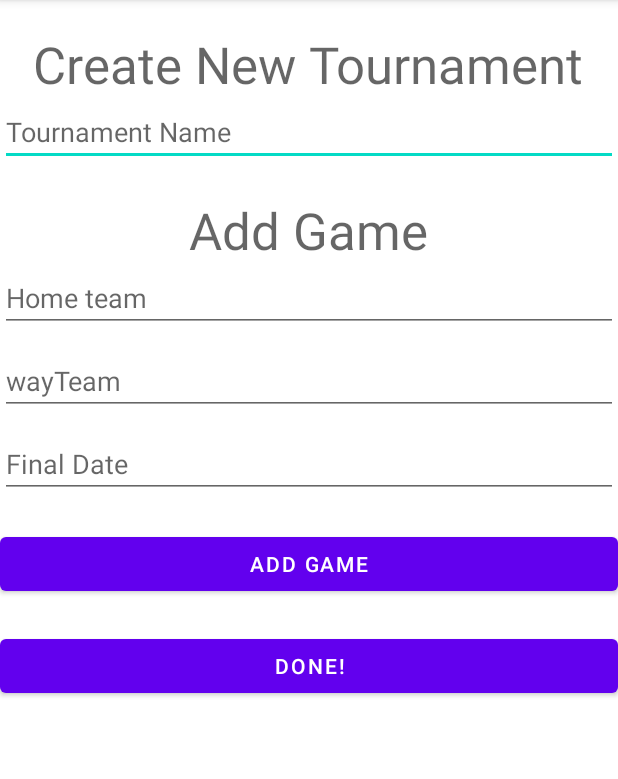
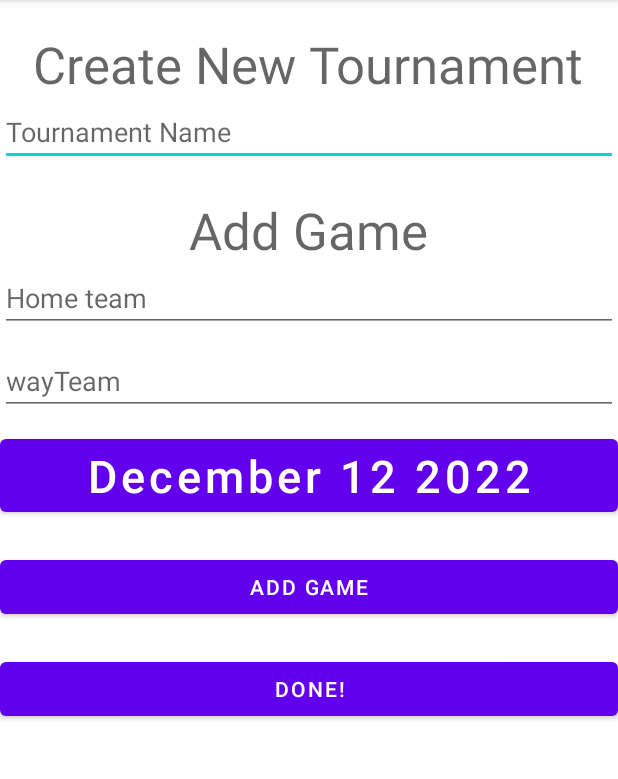
Before and after one commit to ohad1s/Champions-bet-app, an Android app: the CreateNewTournament screen opened directly, with no data from a screen before it, on a phone screen of 412 x 824 dp, the part 84-863 px from its top. Run offline under Robolectric (Android 15) with nearby library versions, the phone set to English and light mode, and no system bars; our stand-ins replace Firebase (no records; nobody signed in at launch, a user with empty details on screens opened directly); 2 statements that could not run were skipped.

Commit message:
date dialog

```diff
--- a/app/src/main/java/com/example/champions/CreateNewTournament.java
+++ b/app/src/main/java/com/example/champions/CreateNewTournament.java
@@ -3,9 +3,13 @@ package com.example.champions;
 import androidx.annotation.NonNull;
 import androidx.appcompat.app.AppCompatActivity;
 
+import android.app.AlertDialog;
+import android.app.DatePickerDialog;
 import android.content.Intent;
 import android.os.Bundle;
 import android.view.View;
+import android.widget.Button;
+import android.widget.DatePicker;
 import android.widget.EditText;
 import android.widget.Toast;
 
@@ -18,6 +22,7 @@ import com.google.firebase.firestore.FirebaseFirestore;
 
 import java.text.ParseException;
 import java.text.SimpleDateFormat;
+import java.util.Calendar;
 import java.util.Date;
 
 import src.games.Game;
@@ -33,7 +38,10 @@ public class CreateNewTournament extends AppCompatActivity {
     private EditText tournamentName;
     private EditText homeTeam;
     private EditText wayTeam;
-    private EditText finalDate;
+    //    private EditText finalDate;
+    private DatePickerDialog datePickerDialog;
+    private Button dateButton;
+
     @Override
     protected void onCreate(Bundle savedInstanceState) {
         super.onCreate(savedInstanceState);
@@ -42,12 +50,15 @@ public class CreateNewTournament extends AppCompatActivity {
         tournamentName = findViewById(R.id.tournamentName);
         homeTeam = findViewById(R.id.homeTeam);
         wayTeam = findViewById(R.id.wayTeam);
-        finalDate = findViewById(R.id.finalDate);
+//        finalDate = findViewById(R.id.finalDate);
+        initDatePicker();
+        dateButton = findViewById(R.id.finalDate);
+        dateButton.setText(getTodaysDate());
 
         firebaseDatabase = FirebaseFirestore.getInstance();
         Bundle b = getIntent().getExtras();
         String userId = "hello"; // or other values
-        if(b != null)
+        if (b != null)
             userId = b.getString("userid");
         DocumentReference docRef = firebaseDatabase.collection("users").document(userId);
         docRef.get().addOnSuccessListener(new OnSuccessListener<DocumentSnapshot>() {
@@ -58,22 +69,88 @@ public class CreateNewTournament extends AppCompatActivity {
             }
         });
     }
+
+    private String getTodaysDate() {
+        Calendar cal = Calendar.getInstance();
+        int year= cal.get(Calendar.YEAR);
+        int month= cal.get(Calendar.MONTH);
+        month+=1;
+        int day= cal.get(Calendar.DAY_OF_MONTH);
+        return makeDateString(day,month, year);
+    }
+
+    private void initDatePicker() {
+        DatePickerDialog.OnDateSetListener dateSetListener = new DatePickerDialog.OnDateSetListener() {
+
+            @Override
+            public void onDateSet(DatePicker datePicker, int year, int month, int day) {
+                month = month + 1;
+                String d = makeDateString(day, month, year);
+                dateButton.setText(d);
+
+            }
+        };
+
+        Calendar cal = Calendar.getInstance();
+        int year= cal.get(Calendar.YEAR);
+        int month= cal.get(Calendar.MONTH);
+        int day= cal.get(Calendar.DAY_OF_MONTH);
+
+        int style = AlertDialog.THEME_HOLO_LIGHT;
+        datePickerDialog = new DatePickerDialog(this, style, dateSetListener, year, month, day);
+    }
+
+    private String makeDateString(int day, int month, int year) {
+        return getMonthFormat(month) + " " + day + " " + year;
+    }
+
+    private String getMonthFormat(int month) {
+        switch (month) {
+            case 1:
+                return ("January");
+            case 2:
+                return ("February");
+            case 3:
+                return ("March");
+            case 4:
+                return ("April");
+            case 5:
+                return ("May");
+            case 6:
+                return ("June");
+            case 7:
+                return ("July");
+            case 8:
+                return ("August");
+            case 9:
+                return ("September");
+            case 10:
+                return ("October");
+            case 11:
+                return ("November");
+            case 12:
+                return ("December");
+        }
+        return "January";
+    }
+
     public void afterOnCreate() {
         String tournamentID = user.getUserID() + "/" + user.getMyTournaments().size();
-        tournament = new Tournament(tournamentID, "name",user.getUserID(),new Date(System.currentTimeMillis()), new Date(System.currentTimeMillis()));
+        tournament = new Tournament(tournamentID, "name", user.getUserID(), new Date(System.currentTimeMillis()), new Date(System.currentTimeMillis()));
     }
 
     public void onClickAddGameButton(View view) throws ParseException {
         String tournamentName_text = tournamentName.getText().toString();
         String homeTeam_text = homeTeam.getText().toString();
         String wayTeam_text = wayTeam.getText().toString();
-        Date finalDate_date = new SimpleDateFormat("dd/MM/yyyy").parse(finalDate.getText().toString());
+//        Date finalDate_date = new SimpleDateFormat("dd/MM/yyyy").parse(finalDate.getText().toString());
 
         Team home = new Team(homeTeam_text, homeTeam_text);
         Team way = new Team(wayTeam_text, wayTeam_text);
 
         String gameID = home.getName() + " vs " + way.getName();
-        Game newGame = new Game(gameID,home, way, finalDate_date);
+        Date f_date = new SimpleDateFormat("dd/MM/yyyy").parse(dateButton.getText().toString());
+        Game newGame = new Game(gameID, home, way, f_date );
 
         tournament.setName(tournamentName_text);
         tournament.getGames().add(newGame);
@@ -81,7 +158,8 @@ public class CreateNewTournament extends AppCompatActivity {
         addToDB(home, way, newGame);
 
     }
-    public void onClickDoneButton(View view) throws ParseException{
+
+    public void onClickDoneButton(View view) throws ParseException {
         user.getMyTournaments().add(tournament);
         firebaseDatabase.collection("tournaments").document(tournament.getTournamentID()).set(tournament).addOnCompleteListener(new OnCompleteListener<Void>() {
             @Override
@@ -106,6 +184,7 @@ public class CreateNewTournament extends AppCompatActivity {
             }
         });
     }
+
     public void addToDB(Team home, Team way, Game game) {
         firebaseDatabase.collection("teams").document(home.getTeamID()).set(home).addOnCompleteListener(new OnCompleteListener<Void>() {
             @Override
@@ -140,4 +219,8 @@ public class CreateNewTournament extends AppCompatActivity {
             }
         });
     }
+
+    public void openDatePicker(View view) {
+        datePickerDialog.show();
+    }
 }
--- a/app/src/main/res/layout/activity_create_new_tournament.xml
+++ b/app/src/main/res/layout/activity_create_new_tournament.xml
@@ -50,13 +50,15 @@
         android:layout_below="@id/homeTeam"
         android:layout_marginTop="10dp"
         android:hint="wayTeam" />
-    <EditText
+    <Button
         android:id="@+id/finalDate"
         android:layout_width="match_parent"
         android:layout_height="wrap_content"
         android:layout_below="@+id/wayTeam"
         android:layout_marginTop="10dp"
-        android:hint="Final Date"
+        android:text="JAN 01 2020"
+        android:textSize="30dp"
+        android:onClick="openDatePicker"
         android:inputType="date"/>
 
     <Button
```
